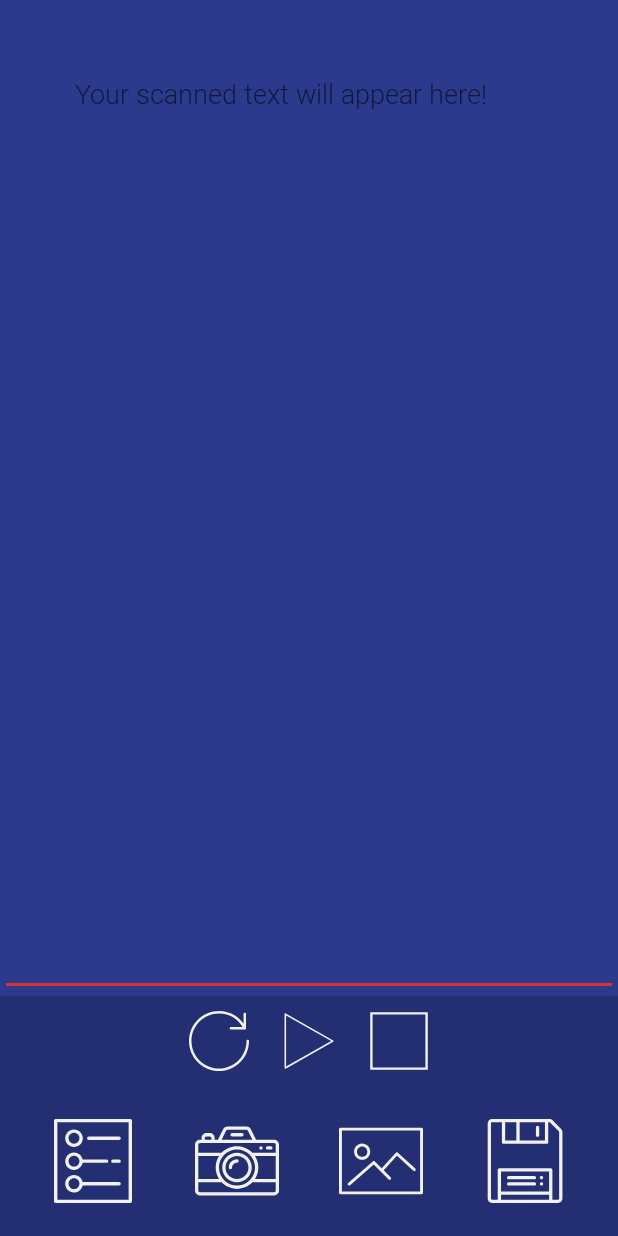
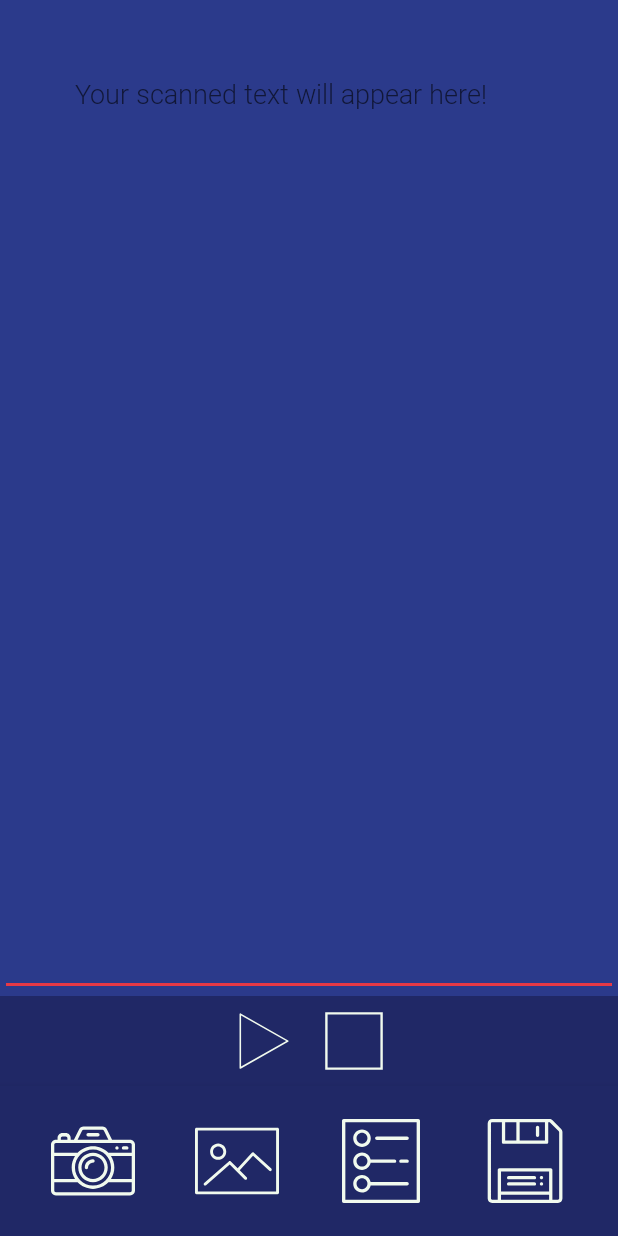
Before and after one commit to KingKoxy/Androeyed, an Android app: the MainActivity screen opened directly, with no data from a screen before it, on a phone screen of 412 x 824 dp. Run offline under Robolectric (Android 15) with nearby library versions, the phone set to English and light mode, and no system bars; libraries missing offline, so code that uses them is left out: com.google.android.gms.

Commit message:
Images for ReadMe

```diff
--- a/app/build.gradle
+++ b/app/build.gradle
@@ -24,6 +24,7 @@ dependencies {
     implementation fileTree(dir: 'libs', include: ['*.jar'])
     implementation 'androidx.appcompat:appcompat:1.0.2'
     implementation 'androidx.constraintlayout:constraintlayout:2.0.0-beta7'
+    implementation 'androidx.exifinterface:exifinterface:1.1.0'
     testImplementation 'junit:junit:4.12'
     androidTestImplementation 'androidx.test.ext:junit:1.1.0'
     androidTestImplementation 'androidx.test.espresso:espresso-core:3.1.1'
--- a/app/src/main/java/com/example/textrecognitionapp/MainActivity.java
+++ b/app/src/main/java/com/example/textrecognitionapp/MainActivity.java
@@ -6,7 +6,6 @@ import android.database.Cursor;
 import android.graphics.Bitmap;
 import android.graphics.BitmapFactory;
 import android.graphics.Matrix;
-import android.media.ExifInterface;
 import android.net.Uri;
 import android.os.Build;
 import android.os.Bundle;
@@ -22,6 +21,7 @@ import android.widget.Toast;
 
 import androidx.appcompat.app.AppCompatActivity;
 import androidx.core.content.FileProvider;
+import androidx.exifinterface.media.ExifInterface;
 
 import com.google.android.gms.vision.Frame;
 import com.google.android.gms.vision.text.TextBlock;
@@ -34,6 +34,7 @@ import java.io.FileOutputStream;
 import java.io.IOException;
 import java.io.InputStream;
 import java.io.InputStreamReader;
+import java.util.Locale;
 
 public class MainActivity extends AppCompatActivity {
 
@@ -43,14 +44,12 @@ public class MainActivity extends AppCompatActivity {
     ImageButton saveBtn;
     ImageButton playBtn;
     ImageButton stopBtn;
-    ImageButton replayBtn;
     EditText textBox;
-    Speaker speaker;
-
-    Uri currentPhotoPath = null;
 
     //Codes:
-    final int CAMERA_CODE = 0, LIBRARY_CODE = 1, GALLERY_CODE = 2, CHECK_TTS_CODE = 3;
+    final int CAMERA_CODE = 0, LIBRARY_CODE = 1, GALLERY_CODE = 2;
+    Uri currentPhotoPath = null;
+    TextToSpeech textToSpeech;
 
     @Override
     protected void onCreate(Bundle savedInstanceState) {
@@ -63,8 +62,6 @@ public class MainActivity extends AppCompatActivity {
         textBox = findViewById(R.id.textBox);
         playBtn = findViewById(R.id.btnPlay);
         stopBtn = findViewById(R.id.btnStop);
-        replayBtn = findViewById(R.id.btnReplay);
-
 
         //Setzt die OnClick Methoden
         cameraBtn.setOnClickListener(new View.OnClickListener() {
@@ -94,7 +91,15 @@ public class MainActivity extends AppCompatActivity {
             }
         });
 
-        checkTTS();
+        textToSpeech = new TextToSpeech(getApplicationContext(), new TextToSpeech.OnInitListener() {
+            @Override
+            public void onInit(int status) {
+                if (status != TextToSpeech.ERROR) {
+                    textToSpeech.setLanguage(Locale.getDefault());
+                }
+            }
+        });
+
         playBtn.setOnClickListener(new View.OnClickListener() {
             @Override
             public void onClick(View v) {
@@ -104,19 +109,12 @@ public class MainActivity extends AppCompatActivity {
         stopBtn.setOnClickListener(new View.OnClickListener() {
             @Override
             public void onClick(View v) {
-                speaker.stop();
-            }
-        });
-        replayBtn.setOnClickListener(new View.OnClickListener() {
-            @Override
-            public void onClick(View v) {
-                speaker.stop();
-                readOutLoud();
+                textToSpeech.stop();
             }
         });
     }
 
-    private static Bitmap rotateImageIfRequired(Context context, Bitmap img, Uri selectedImage) throws IOException {
+    private Bitmap rotateImageIfRequired(Context context, Bitmap img, Uri selectedImage) throws IOException {
 
         InputStream input = context.getContentResolver().openInputStream(selectedImage);
         ExifInterface ei;
@@ -180,14 +178,6 @@ public class MainActivity extends AppCompatActivity {
             //Setzen des EditTextes zu gespeichertem Text
             textBox.setText(readFromFile(this, selectedImage.toString()));
 
-        } else if (requestCode == CHECK_TTS_CODE) {
-            if (resultCode == TextToSpeech.Engine.CHECK_VOICE_DATA_PASS) {
-                speaker = new Speaker(this);
-            } else {
-                Intent intent = new Intent();
-                intent.setAction(TextToSpeech.Engine.ACTION_INSTALL_TTS_DATA);
-                startActivity(intent);
-            }
         }
     }
 
@@ -236,7 +226,7 @@ public class MainActivity extends AppCompatActivity {
         return File.createTempFile(imageFileName, ".jpg", storageDir);
     }
 
-    void saveText() {
+    private void saveText() {
         String title;
         if (!textBox.getText().toString().matches("")) {
             try {
@@ -252,12 +242,12 @@ public class MainActivity extends AppCompatActivity {
         }
     }
 
-    void readOutLoud() {
+    private void readOutLoud() {
         String text = getReadableText(((EditText) this.findViewById(R.id.textBox)).getText().toString());
-        speaker.speak(text);
+        textToSpeech.speak(text, TextToSpeech.QUEUE_FLUSH, null);
     }
 
-    String getReadableText(String input) {
+    private String getReadableText(String input) {
         StringBuilder output = new StringBuilder();
         for (int i = 0; i < input.length(); i++) {
             if (input.charAt(i) != '\n') {
@@ -267,12 +257,6 @@ public class MainActivity extends AppCompatActivity {
             }
         }
         return output.toString();
-    }
-
-    private void checkTTS() {
-        Intent check = new Intent();
-        check.setAction(TextToSpeech.Engine.ACTION_CHECK_TTS_DATA);
-        startActivityForResult(check, CHECK_TTS_CODE);
     }
 
     private String readFromFile(Context context, String title) {
@@ -320,7 +304,7 @@ public class MainActivity extends AppCompatActivity {
 
     }
 
-    public static Bitmap rotateImage(Bitmap source, float angle) {
+    private Bitmap rotateImage(Bitmap source, float angle) {
         Matrix matrix = new Matrix();
         matrix.postRotate(angle);
         return Bitmap.createBitmap(source, 0, 0, source.getWidth(), source.getHeight(),
--- a/app/src/main/java/com/example/textrecognitionapp/StartActivity.java
+++ b/app/src/main/java/com/example/textrecognitionapp/StartActivity.java
@@ -43,7 +43,7 @@ public class StartActivity extends AppCompatActivity {
 
         String[] permissions = {"android.permission.WRITE_EXTERNAL_STORAGE", "android.permission.CAMERA"};
         final int REQUEST_CODE = 200;
-        if(Build.VERSION.SDK_INT >= Build.VERSION_CODES.M){
+        if (Build.VERSION.SDK_INT >= Build.VERSION_CODES.M) {
             requestPermissions(permissions, REQUEST_CODE);
         }
     }
--- a/app/src/main/res/layout/activity_main.xml
+++ b/app/src/main/res/layout/activity_main.xml
@@ -38,16 +38,6 @@
             android:layout_width="wrap_content"
             android:layout_height="match_parent"
             android:orientation="horizontal">
-
-            <ImageButton
-                android:id="@+id/btnReplay"
-                android:layout_width="60dp"
-                android:layout_height="60dp"
-                android:layout_weight="1"
-                android:background="#00000000"
-                android:padding="10dp"
-                android:scaleType="fitCenter"
-                app:srcCompat="@drawable/ic_replay" />
 
             <ImageButton
                 android:id="@+id/btnPlay"
@@ -91,19 +81,6 @@
             android:gravity="center">
 
             <ImageButton
-                android:id="@+id/btnLibrary"
-                android:layout_width="96dp"
-                android:layout_height="match_parent"
-                android:layout_weight="1"
-                android:background="#00000000"
-                android:contentDescription="@string/cdlist"
-                android:elevation="5dp"
-                android:padding="20dp"
-                android:scaleType="fitCenter"
-                android:stateListAnimator="@animator/btnstart"
-                app:srcCompat="@drawable/ic_reader_btn_menu" />
-
-            <ImageButton
                 android:id="@+id/btnCamera"
                 android:layout_width="96dp"
                 android:layout_height="match_parent"
@@ -130,6 +107,19 @@
                 app:srcCompat="@drawable/ic_reader_btn_picture" />
 
             <ImageButton
+                android:id="@+id/btnLibrary"
+                android:layout_width="96dp"
+                android:layout_height="match_parent"
+                android:layout_weight="1"
+                android:background="#00000000"
+                android:contentDescription="@string/cdlist"
+                android:elevation="5dp"
+                android:padding="20dp"
+                android:scaleType="fitCenter"
+                android:stateListAnimator="@animator/btnstart"
+                app:srcCompat="@drawable/ic_reader_btn_menu" />
+
+            <ImageButton
                 android:id="@+id/btnSave"
                 android:layout_width="96dp"
                 android:layout_height="match_parent"
--- a/app/src/main/res/layout/activity_start.xml
+++ b/app/src/main/res/layout/activity_start.xml
@@ -18,7 +18,6 @@
         android:gravity="center"
         android:stateListAnimator="@animator/btnstart"
         android:text="@string/btnStart"
-        android:textColor="@color/colorTextSecondary"
         android:textSize="18sp"
         android:translationZ="6dp"
         app:fontFamily="@font/montserrat_semibold"
@@ -55,7 +54,7 @@
         android:text="@string/app_name"
         android:textAllCaps="true"
         android:textColor="@color/colorTextPrimary"
-        android:textSize="24sp"
+        android:textSize="36sp"
         app:fontFamily="@font/montserrat_light"
         app:layout_constraintBottom_toBottomOf="parent"
         app:layout_constraintEnd_toEndOf="parent"
--- a/app/src/main/res/values/colors.xml
+++ b/app/src/main/res/values/colors.xml
@@ -1,10 +1,9 @@
 <?xml version="1.0" encoding="utf-8"?>
 <resources>
-    <color name="colorPrimary">#2B3A8C</color>
-    <color name="colorPrimaryVariant">#242F73</color>
-    <color name="colorSecondary">#2B3A8C</color>
-    <color name="colorSecondaryVariant">#B6E7F2</color>
-    <color name="colorAccent">#D93232</color>
-    <color name="colorTextPrimary">#F2F2F2</color>
-    <color name="colorTextSecondary">#0D0D0D</color>
-</resources>
+    <color name="colorPrimary">#2B3A8B</color>
+    <color name="colorPrimaryVariant">#202866</color>
+    <color name="colorSecondary">#2B3A8B</color>
+    <color name="colorAccent">#e63946</color>
+    <color name="colorTextPrimary">#f1faee</color>
+    <color name="colorTextSecondary">#f1faee</color>
+</resources><!--#1C2945, #111F33-->
--- a/build.gradle
+++ b/build.gradle
@@ -8,7 +8,7 @@ buildscript {
 
     }
     dependencies {
-        classpath 'com.android.tools.build:gradle:4.0.0'
+        classpath 'com.android.tools.build:gradle:4.0.1'
 
         // NOTE: Do not place your application dependencies here; they belong
         // in the individual module build.gradle files
```
Also changed, not shown: app/src/main/java/com/example/textrecognitionapp/Speaker.java (deleted, +0 -59 lines), app/src/main/res/drawable/anim_logo.xml (+17 -19 lines), app/src/main/res/drawable/ic_logo.xml (+18 -22 lines), app/src/main/res/layout/archive_row.xml (+8 -8 lines).
